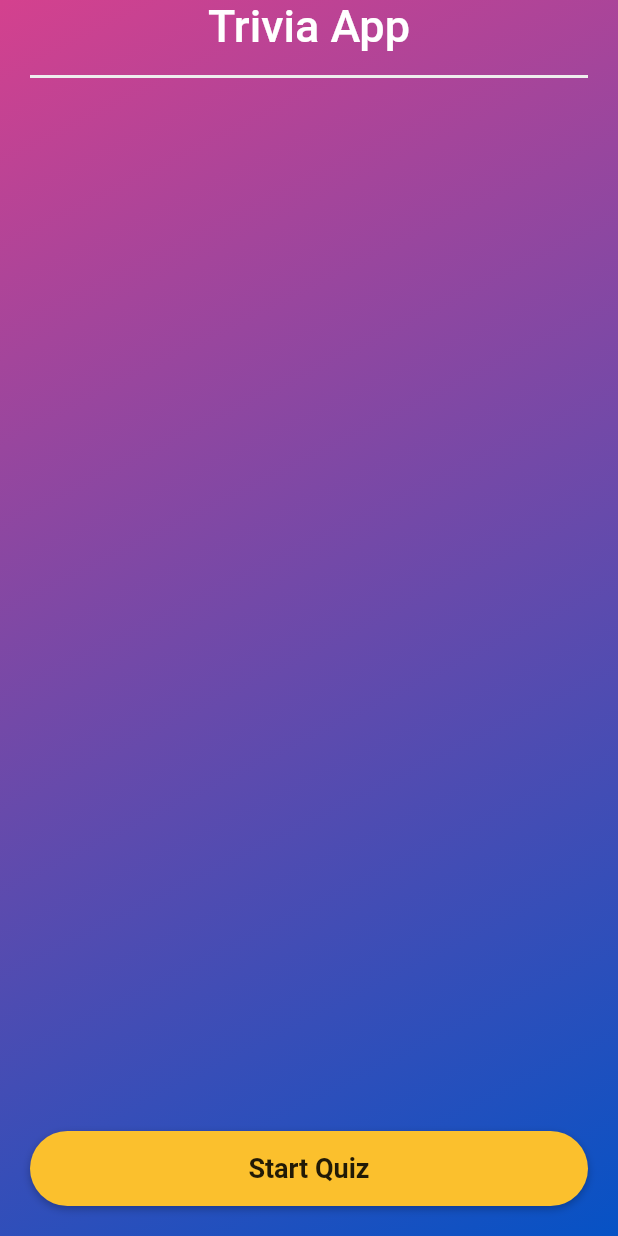
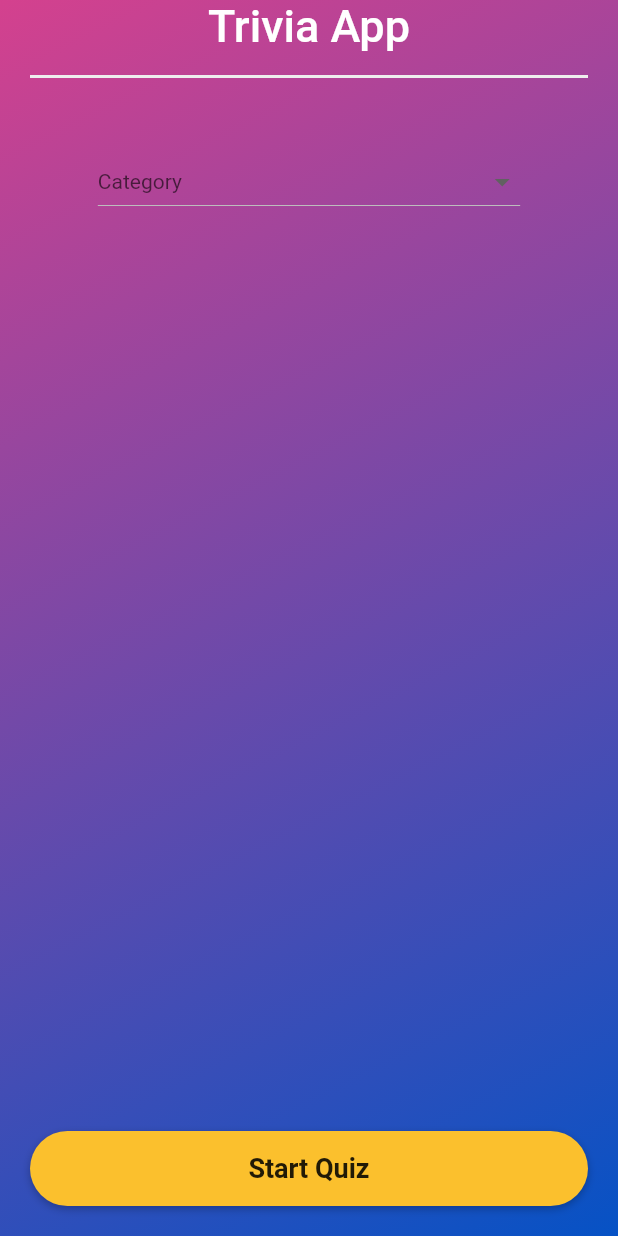
Before and after one commit to TristanLaR/trivia_app, a Flutter app: the HomeScreen screen opened directly, on a phone screen of 412 x 824 dp. Run offline on Flutter 3.47's test engine with Material 2 defaults, Android fonts, the light colour scheme and no system bars; our stand-ins replace dio, equatable, flutter_hooks, hooks_riverpod; missing offline and left inert: enum_to_string, html_character_entities.

Commit message:
Create the base for the category dropdown

```diff
--- a/lib/Views/home_screen.dart
+++ b/lib/Views/home_screen.dart
@@ -1,7 +1,8 @@
 import 'package:flutter/material.dart';
 import 'package:trivia_app/Helpers/helpers.dart';
 import 'package:trivia_app/controllers/quiz/quiz_controller.dart';
-import 'package:trivia_app/enums/difficulty.dart';
+import 'package:trivia_app/data/category.dart';
+import 'package:trivia_app/data/difficulty.dart';
 import 'package:hooks_riverpod/hooks_riverpod.dart';
 import 'package:trivia_app/repositories/quiz_repository.dart';
 
@@ -37,6 +38,8 @@ class HomeScreen extends StatelessWidget {
               indent: 20.0,
               endIndent: 20.0,
             ),
+            const SizedBox(height: 30.0),
+            CategoryDropdown(),
           ],
         ),
         bottomSheet: CustomButton(
@@ -49,3 +52,32 @@ class HomeScreen extends StatelessWidget {
     );
   }
 }
+
+class CategoryDropdown extends StatefulWidget {
+  @override
+  _CategoryDropdownState createState() => _CategoryDropdownState();
+}
+
+class _CategoryDropdownState extends State<CategoryDropdown> {
+  Category _chosenValue;
+
+  @override
+  Widget build(BuildContext context) {
+    return DropdownButton<Category>(
+      value: _chosenValue,
+      style: TextStyle(color: Colors.black),
+      items: categories.map((item) {
+        return new DropdownMenuItem<Category>(
+          child: new Text(item.categoryName),
+          value: item,
+        );
+      }).toList(),
+      hint: Text("Category"),
+      onChanged: (Category category) {
+        setState(() {
+          _chosenValue = category;
+        });
+      },
+    );
+  }
+}
--- a/lib/Views/quiz_screen.dart
+++ b/lib/Views/quiz_screen.dart
@@ -10,7 +10,7 @@ import 'package:trivia_app/Views/quiz_questions.dart';
 import 'package:trivia_app/Views/quiz_results.dart';
 import 'package:trivia_app/controllers/quiz/quiz_controller.dart';
 import 'package:trivia_app/controllers/quiz/quiz_state.dart';
-import 'package:trivia_app/enums/difficulty.dart';
+import 'package:trivia_app/data/difficulty.dart';
 import 'package:trivia_app/models/failure_model.dart';
 import 'package:trivia_app/models/question_model.dart';
 import 'package:trivia_app/repositories/quiz_repository.dart';
--- a/lib/repositories/base_quiz_repository.dart
+++ b/lib/repositories/base_quiz_repository.dart
@@ -1,5 +1,5 @@
 import 'package:trivia_app/models/question_model.dart';
-import 'package:trivia_app/enums/difficulty.dart';
+import 'package:trivia_app/data/difficulty.dart';
 
 
 abstract class BaseQuizRepository {
--- a/lib/repositories/quiz_repository.dart
+++ b/lib/repositories/quiz_repository.dart
@@ -4,7 +4,7 @@ import 'package:dio/dio.dart';
 import 'package:enum_to_string/enum_to_string.dart';
 import 'package:trivia_app/models/failure_model.dart';
 import 'package:trivia_app/models/question_model.dart';
-import 'package:trivia_app/enums/difficulty.dart';
+import 'package:trivia_app/data/difficulty.dart';
 import 'package:trivia_app/repositories/base_quiz_repository.dart';
 import 'package:hooks_riverpod/hooks_riverpod.dart';
 import 'package:meta/meta.dart';
```
Also changed, not shown: lib/data/difficulty.dart (renamed from lib/enums/difficulty.dart).
